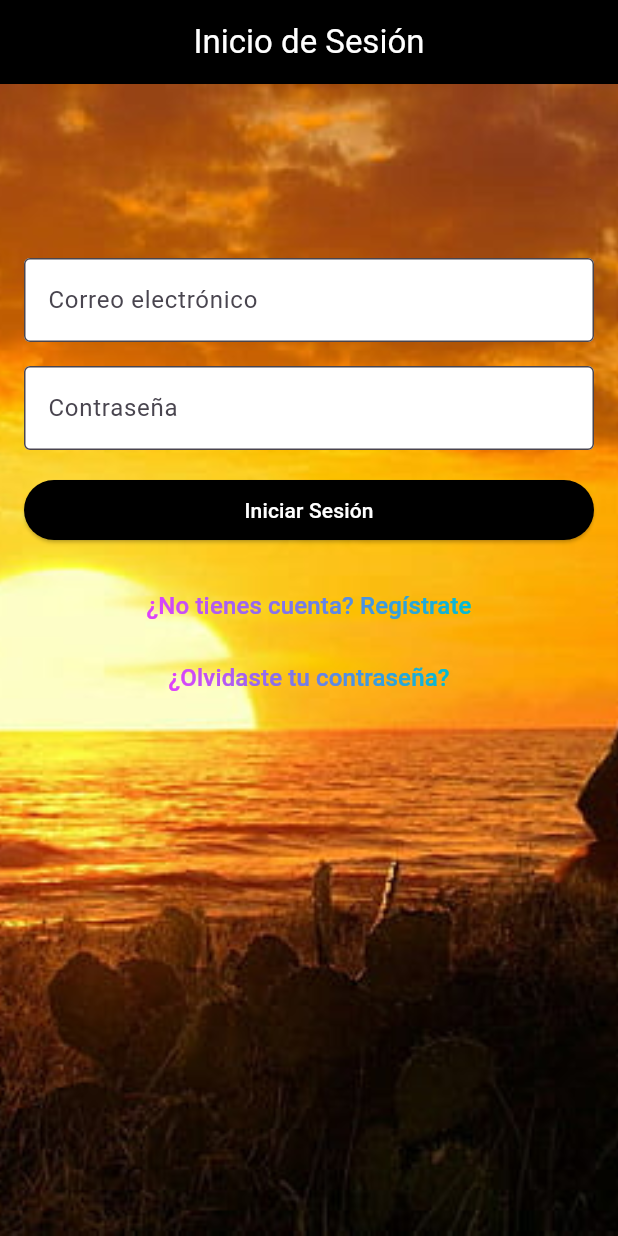
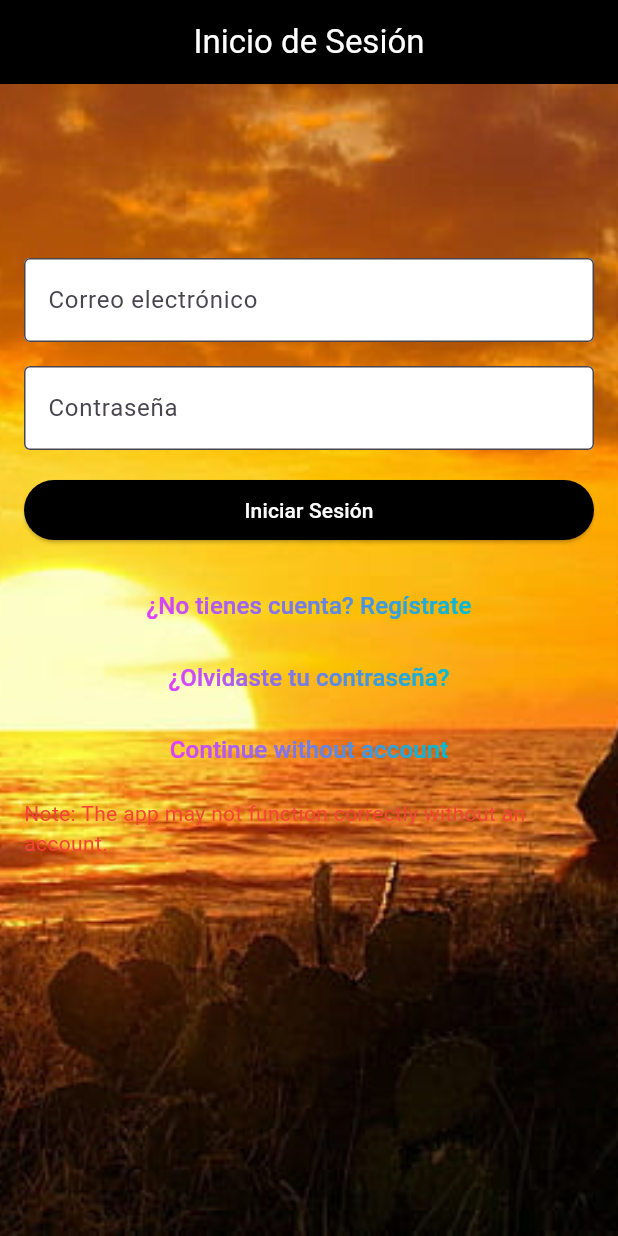
Before and after one commit to EmmanuelSalcido/anime_app, a Flutter app: the screen it shows after launch, on a phone screen of 412 x 824 dp. Run offline on Flutter 3.47's test engine with Material 3 defaults, Android fonts, the phone set to English and light mode, and no system bars; our stand-ins replace cached_network_image, cloud_firestore, firebase_auth, firebase_core, just_audio, material_design_icons_flutter and 1 more; missing offline and left inert: translator; accounts and stored records are empty.

Commit message:
Continue without account en login

```diff
--- a/lib/screen/Login_Screens/login.dart
+++ b/lib/screen/Login_Screens/login.dart
@@ -141,6 +141,37 @@ class LoginScreen extends StatelessWidget {
                       ),
                     ),
                   ),
+
+                  // New "Continue without account" button
+                  TextButton(
+                    onPressed: () {
+                      Navigator.of(context).pushReplacement(
+                        MaterialPageRoute(
+                          builder: (context) => HomeScreen(),
+                        ),
+                      );
+                    },
+                    child: ShaderMask(
+                      shaderCallback: (Rect bounds) {
+                        return LinearGradient(
+                          colors: [Colors.purpleAccent, Colors.cyan],
+                        ).createShader(bounds);
+                      },
+                      child: Text(
+                        'Continue without account',
+                        style: TextStyle(color: Colors.white, fontSize: 16),
+                      ),
+                    ),
+                  ),
+
+                  // Message indicating the app may not function correctly
+                  Padding(
+                    padding: const EdgeInsets.only(top: 8.0),
+                    child: Text(
+                      'Note: The app may not function correctly without an account.',
+                      style: TextStyle(color: Colors.red),
+                    ),
+                  ),
                 ],
               ),
             ),
--- a/lib/screen/goku_screen.dart
+++ b/lib/screen/goku_screen.dart
@@ -149,7 +149,7 @@ class _GokuScreenState extends State<GokuScreen> {
             bottom: 35,
             right: 24,
             child: Text(
-              'Version: 1.3.2',
+              'Version: 1.3.3',
               style: TextStyle(fontSize: 21, color: Colors.white),
             ),
           ),
```
